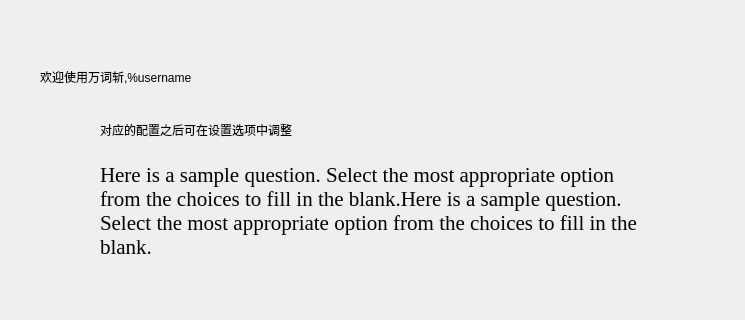
Above: client/question.ui from Zhaoyi-Tian/VocabSlayer_update before the change; both pictures show x 0 to 745 and y 0 to 320 of the 745 by 678 pixel window. Below: the same form after it.
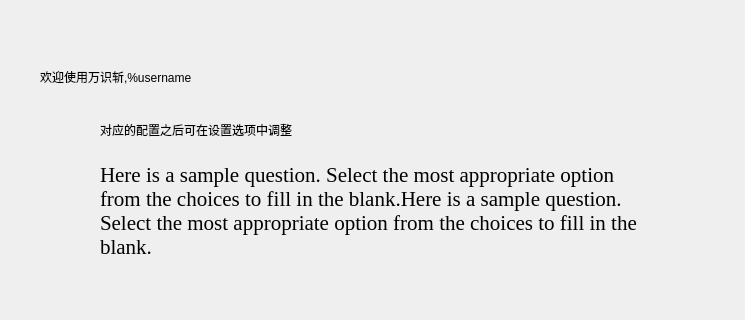
That is the form after the change. Custom widgets are drawn as their Qt base class.

Commit message: 改名为万识斩

```diff
--- a/client/question.ui
+++ b/client/question.ui
@@ -93,7 +93,7 @@
     </rect>
    </property>
    <property name="text">
-    <string>欢迎使用万词斩,%username</string>
+    <string>欢迎使用万识斩,%username</string>
    </property>
   </widget>
   <widget class="BodyLabel" name="BodyLabel">
```
The commit also changes 24 other files.
